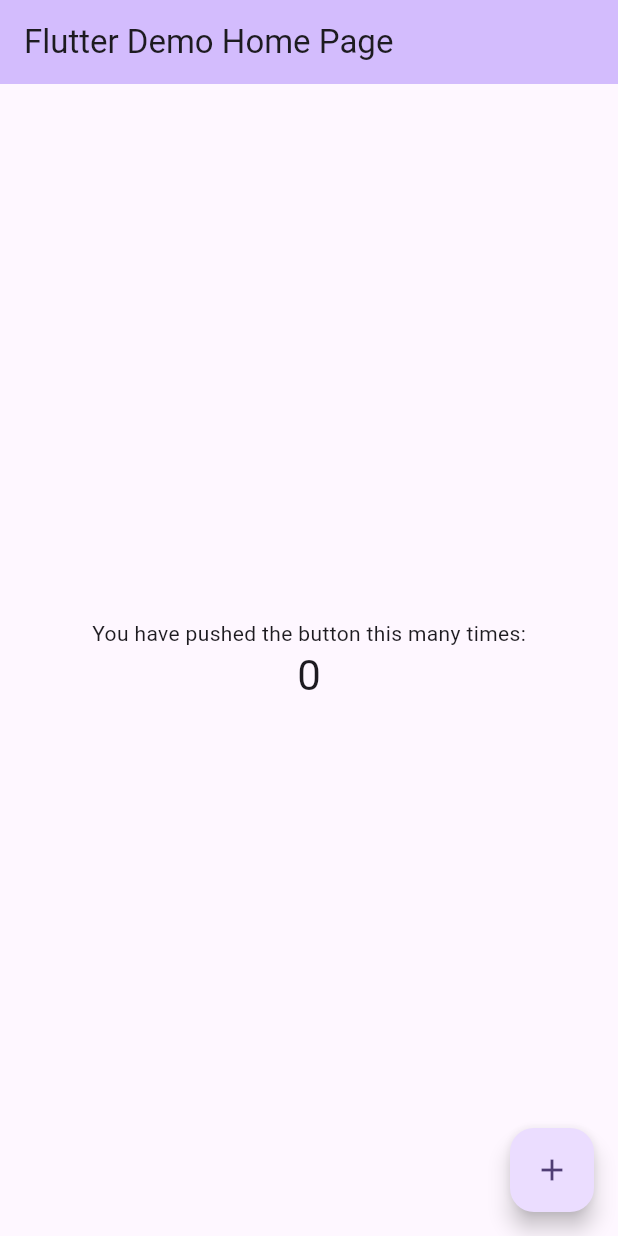
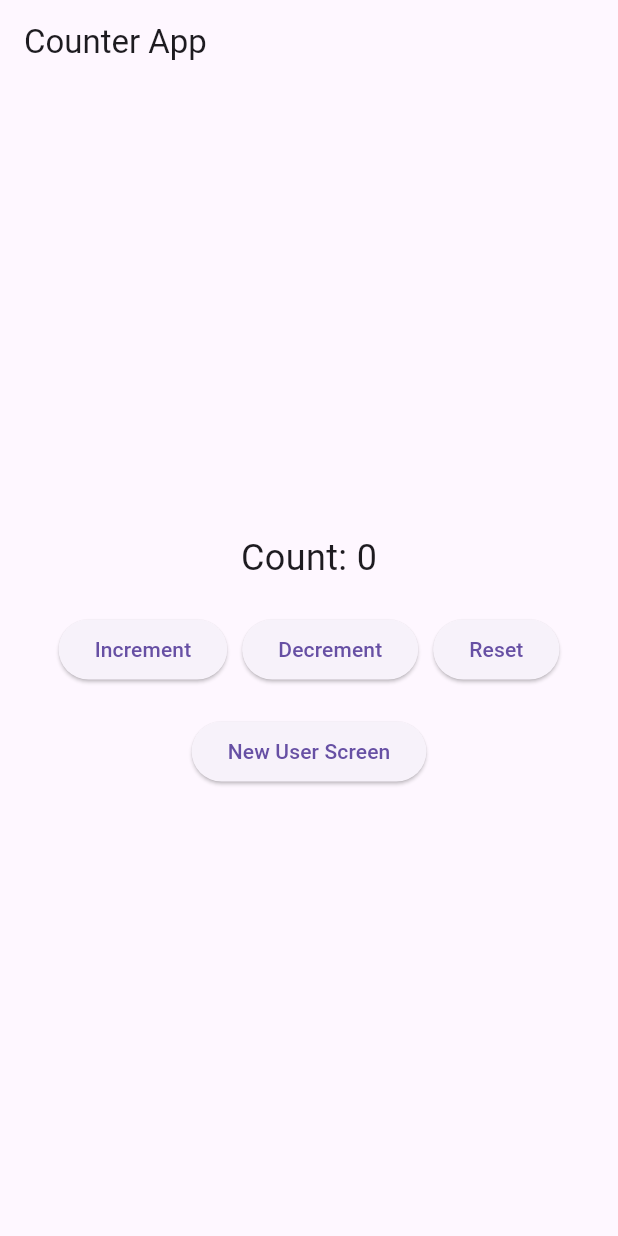
Before and after one commit to SANU212000/flutter_state_management_test, a Flutter app: the screen it shows after launch, on a phone screen of 412 x 824 dp. Run offline on Flutter 3.47's test engine with Material 3 defaults, Android fonts, the phone set to English and light mode, and no system bars.

Commit message:
complted project

```diff
--- /dev/null
+++ b/devtools_options.yaml
@@ -0,0 +1,3 @@
+description: This file stores settings for Dart & Flutter DevTools.
+documentation: https://docs.flutter.dev/tools/devtools/extensions#configure-extension-enablement-states
+extensions:
--- /dev/null
+++ b/lib/funtion.dart
@@ -0,0 +1,24 @@
+import 'package:flutter/material.dart';
+
+class Counter with ChangeNotifier {
+  int _count = 0;
+
+  int get count => _count;
+
+  void increment() {
+    _count++;
+    notifyListeners();
+  }
+
+  void decrement() {
+    if (_count > 0) {
+      _count--;
+      notifyListeners();
+    }
+  }
+
+  void reset() {
+    _count = 0;
+    notifyListeners();
+  }
+}
--- a/lib/main.dart
+++ b/lib/main.dart
@@ -1,125 +1,32 @@
 import 'package:flutter/material.dart';
+import 'package:provider/provider.dart';
+import 'funtion.dart';
+import 'screen.dart';
+import 'user.dart';
+import 'screen2.dart';
 
 void main() {
-  runApp(const MyApp());
+  runApp(
+    MultiProvider(
+      providers: [
+        ChangeNotifierProvider(create: (_) => Counter()),
+        ChangeNotifierProvider(create: (_) => UserModel()),
+      ],
+      child: MyApp(),
+    ),
+  );
 }
 
 class MyApp extends StatelessWidget {
-  const MyApp({super.key});
-
-  // This widget is the root of your application.
   @override
   Widget build(BuildContext context) {
     return MaterialApp(
-      title: 'Flutter Demo',
-      theme: ThemeData(
-        // This is the theme of your application.
-        //
-        // TRY THIS: Try running your application with "flutter run". You'll see
-        // the application has a purple toolbar. Then, without quitting the app,
-        // try changing the seedColor in the colorScheme below to Colors.green
-        // and then invoke "hot reload" (save your changes or press the "hot
-        // reload" button in a Flutter-supported IDE, or press "r" if you used
-        // the command line to start the app).
-        //
-        // Notice that the counter didn't reset back to zero; the application
-        // state is not lost during the reload. To reset the state, use hot
-        // restart instead.
-        //
-        // This works for code too, not just values: Most code changes can be
-        // tested with just a hot reload.
-        colorScheme: ColorScheme.fromSeed(seedColor: Colors.deepPurple),
-        useMaterial3: true,
-      ),
-      home: const MyHomePage(title: 'Flutter Demo Home Page'),
+      debugShowCheckedModeBanner: false,
+      initialRoute: '/',
+      routes: {
+        '/': (context) => CounterScreen(),
+        '/user': (context) => UserPage(),
+      },
     );
   }
 }
-
-class MyHomePage extends StatefulWidget {
-  const MyHomePage({super.key, required this.title});
-
-  // This widget is the home page of your application. It is stateful, meaning
-  // that it has a State object (defined below) that contains fields that affect
-  // how it looks.
-
-  // This class is the configuration for the state. It holds the values (in this
-  // case the title) provided by the parent (in this case the App widget) and
-  // used by the build method of the State. Fields in a Widget subclass are
-  // always marked "final".
-
-  final String title;
-
-  @override
-  State<MyHomePage> createState() => _MyHomePageState();
-}
-
-class _MyHomePageState extends State<MyHomePage> {
-  int _counter = 0;
-
-  void _incrementCounter() {
-    setState(() {
-      // This call to setState tells the Flutter framework that something has
-      // changed in this State, which causes it to rerun the build method below
-      // so that the display can reflect the updated values. If we changed
-      // _counter without calling setState(), then the build method would not be
-      // called again, and so nothing would appear to happen.
-      _counter++;
-    });
-  }
-
-  @override
-  Widget build(BuildContext context) {
-    // This method is rerun every time setState is called, for instance as done
-    // by the _incrementCounter method above.
-    //
-    // The Flutter framework has been optimized to make rerunning build methods
-    // fast, so that you can just rebuild anything that needs updating rather
-    // than having to individually change instances of widgets.
-    return Scaffold(
-      appBar: AppBar(
-        // TRY THIS: Try changing the color here to a specific color (to
-        // Colors.amber, perhaps?) and trigger a hot reload to see the AppBar
-        // change color while the other colors stay the same.
-        backgroundColor: Theme.of(context).colorScheme.inversePrimary,
-        // Here we take the value from the MyHomePage object that was created by
-        // the App.build method, and use it to set our appbar title.
-        title: Text(widget.title),
-      ),
-      body: Center(
-        // Center is a layout widget. It takes a single child and positions it
-        // in the middle of the parent.
-        child: Column(
-          // Column is also a layout widget. It takes a list of children and
-          // arranges them vertically. By default, it sizes itself to fit its
-          // children horizontally, and tries to be as tall as its parent.
-          //
-          // Column has various properties to control how it sizes itself and
-          // how it positions its children. Here we use mainAxisAlignment to
-          // center the children vertically; the main axis here is the vertical
-          // axis because Columns are vertical (the cross axis would be
-          // horizontal).
-          //
-          // TRY THIS: Invoke "debug painting" (choose the "Toggle Debug Paint"
-          // action in the IDE, or press "p" in the console), to see the
-          // wireframe for each widget.
-          mainAxisAlignment: MainAxisAlignment.center,
-          children: <Widget>[
-            const Text(
-              'You have pushed the button this many times:',
-            ),
-            Text(
-              '$_counter',
-              style: Theme.of(context).textTheme.headlineMedium,
-            ),
-          ],
-        ),
-      ),
-      floatingActionButton: FloatingActionButton(
-        onPressed: _incrementCounter,
-        tooltip: 'Increment',
-        child: const Icon(Icons.add),
-      ), // This trailing comma makes auto-formatting nicer for build methods.
-    );
-  }
-}
--- /dev/null
+++ b/lib/screen.dart
@@ -0,0 +1,60 @@
+import 'package:flutter/material.dart';
+import 'package:provider/provider.dart';
+import 'funtion.dart';
+import 'screen2.dart';
+
+class CounterScreen extends StatelessWidget {
+  @override
+  Widget build(BuildContext context) {
+    final counter = Provider.of<Counter>(context);
+
+    return Scaffold(
+      appBar: AppBar(
+        title: Text('Counter App'),
+      ),
+      body: Center(
+        child: Column(
+          mainAxisAlignment: MainAxisAlignment.center,
+          children: [
+            Text(
+              'Count: ${counter.count}',
+              style: TextStyle(fontSize: 24),
+            ),
+            SizedBox(height: 20),
+            Row(
+              mainAxisAlignment: MainAxisAlignment.center,
+              children: [
+                ElevatedButton(
+                  onPressed: counter.increment,
+                  child: Text('Increment'),
+                ),
+                SizedBox(width: 10),
+                ElevatedButton(
+                  onPressed: counter.decrement,
+                  child: Text('Decrement'),
+                ),
+                SizedBox(width: 10),
+                ElevatedButton(
+                  onPressed: counter.reset,
+                  child: Text('Reset'),
+                ),
+              ],
+            ),
+            SizedBox(height: 20),
+            ElevatedButton(
+              onPressed: () {
+                Navigator.push(
+                  context,
+                  MaterialPageRoute(
+                    builder: (context) => UserPage(),
+                  ),
+                );
+              },
+              child: Text('New User Screen'),
+            ),
+          ],
+        ),
+      ),
+    );
+  }
+}
--- a/pubspec.yaml
+++ b/pubspec.yaml
@@ -1,7 +1,7 @@
 name: flutter_state_management_test
 description: "A new Flutter project."
 
-publish_to: 'none' # Prevent accidental publication to pub.dev
+publish_to: 'none'
 
 version: 1.0.0+1
 
```
Also changed, not shown: lib/screen2.dart (added, +121 -0 lines), lib/user.dart (added, +31 -0 lines), 1 other file.
